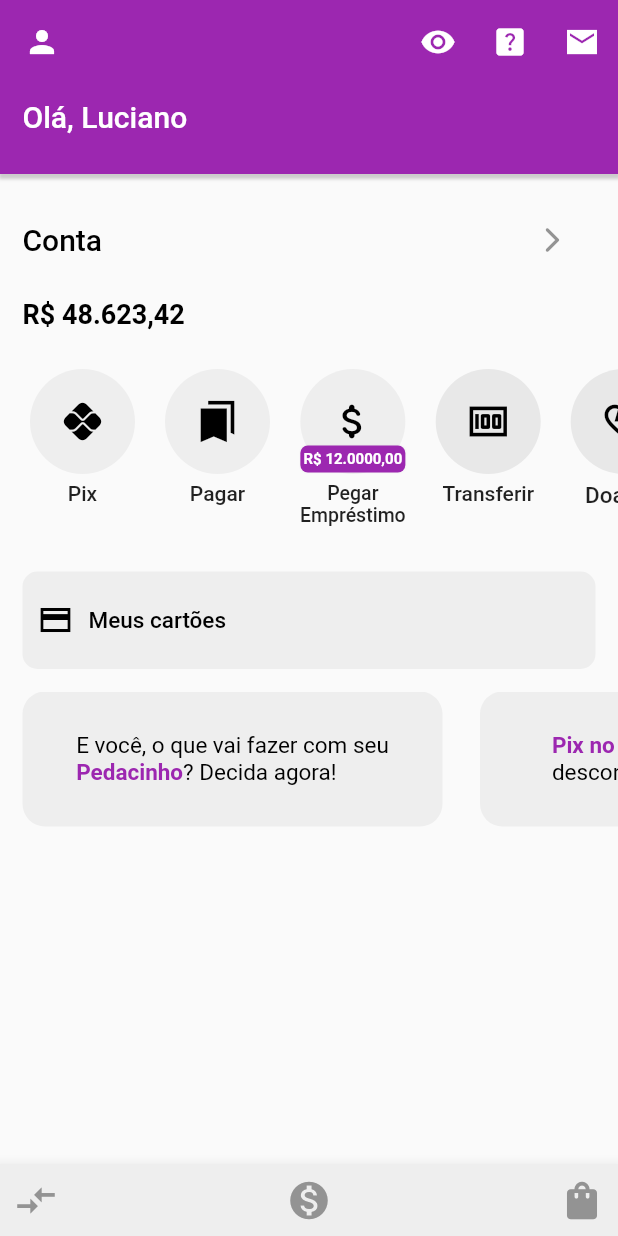
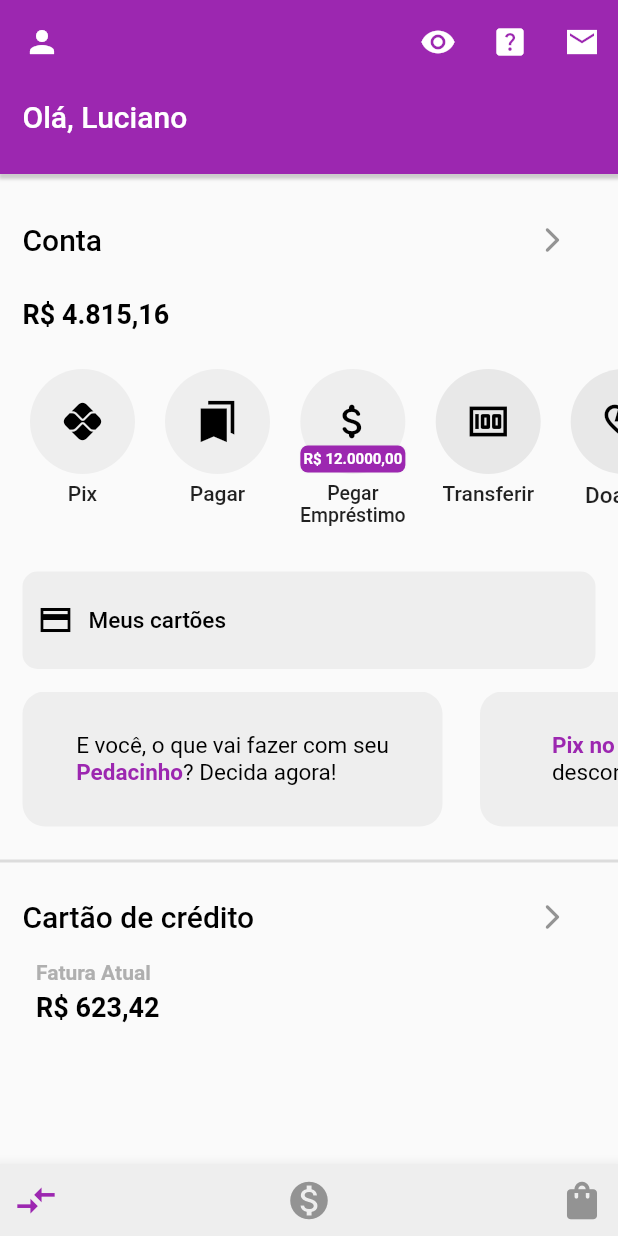
Before and after one commit to LucianoFraga27/nubank.project--flutter, a Flutter app: the screen it shows after launch, on a phone screen of 412 x 824 dp. Run offline on Flutter 3.47's test engine with Material 2 defaults, Android fonts, the phone set to English and light mode, and no system bars.

Commit message:
Cartão de crédito

```diff
--- a/lib/pages/home_page.dart
+++ b/lib/pages/home_page.dart
@@ -1,6 +1,7 @@
 import 'package:flutter/material.dart';
 
 import 'homepage/card_novidades.dart';
+import 'homepage/cartao_credito.dart';
 import 'homepage/icones.dart';
 import 'homepage/meus_cartoes.dart';
 import 'homepage/saldo_conta.dart';
@@ -36,7 +37,12 @@ class _HomePageState extends State<HomePage> {
           const MeusCartoes(),
           const SizedBox(height: 10),
           const CardNovidades(),
-          const SizedBox(height: 10),
+          const SizedBox(height: 15),
+          const Divider(
+            thickness: 2.0,
+          ),
+          const CartaoCredito(),
+          const SizedBox(height: 15),
         ],
       ),
     );
@@ -50,7 +56,7 @@ class _HomePageState extends State<HomePage> {
           children: [
             IconButton(
               icon: const Icon(Icons.compare_arrows_sharp,
-                  color: Color.fromARGB(255, 147, 147, 147), size: 30),
+                  color: Colors.purple, size: 30),
               onPressed: () {},
             ),
             IconButton(
--- /dev/null
+++ b/lib/pages/homepage/cartao_credito.dart
@@ -0,0 +1,68 @@
+import 'package:flutter/material.dart';
+
+class CartaoCredito extends StatefulWidget {
+  const CartaoCredito({super.key});
+
+  @override
+  State<CartaoCredito> createState() => _CartaoCreditoState();
+}
+
+class _CartaoCreditoState extends State<CartaoCredito> {
+  @override
+  Widget build(BuildContext context) {
+    return SizedBox(
+      width: double.infinity,
+      height: 150,
+      // color: Color.fromARGB(255, 255, 255, 255),
+      child: SizedBox(
+        //color: Colors.red,
+        height: 100,
+        child: Column(crossAxisAlignment: CrossAxisAlignment.start, children: [
+          Row(
+            mainAxisAlignment: MainAxisAlignment.spaceBetween,
+            children: [
+              Container(
+                margin: const EdgeInsets.symmetric(horizontal: 15, vertical: 0),
+                child: const Text(
+                  "Cartão de crédito",
+                  style: TextStyle(
+                      color: Color.fromARGB(255, 0, 0, 0),
+                      fontSize: 20,
+                      fontWeight: FontWeight.w500),
+                ),
+              ),
+              Container(
+                margin: const EdgeInsets.symmetric(horizontal: 20, vertical: 5),
+                child: IconButton(
+                  icon: const Icon(Icons.arrow_forward_ios_rounded,
+                      color: Color.fromARGB(255, 147, 147, 147), size: 20),
+                  onPressed: () {},
+                ),
+              )
+            ],
+          ),
+          Container(
+              margin: const EdgeInsets.symmetric(horizontal: 24, vertical: 0),
+              child: const Text(
+                "Fatura Atual",
+                // ignore: unnecessary_const
+                style: const TextStyle(
+                  fontWeight: FontWeight.bold,
+                  color: Color.fromARGB(255, 175, 175, 175),
+                ),
+              )),
+          Container(
+            margin: const EdgeInsets.symmetric(horizontal: 24, vertical: 5),
+            child: const Text(
+              'R\$ 623,42',
+              style: TextStyle(
+                  color: Color.fromARGB(255, 0, 0, 0),
+                  fontSize: 18,
+                  fontWeight: FontWeight.w700),
+            ),
+          ),
+        ]),
+      ),
+    );
+  }
+}
--- a/lib/pages/homepage/saldo_conta.dart
+++ b/lib/pages/homepage/saldo_conta.dart
@@ -10,18 +10,16 @@ class SaldoConta extends StatefulWidget {
 class _SaldoContaState extends State<SaldoConta> {
   @override
   Widget build(BuildContext context) {
-    return Container(
+    return SizedBox(
       //color: Colors.red,
       height: 100,
       child: Column(crossAxisAlignment: CrossAxisAlignment.start, children: [
-        Container(
-          child: Row(
+        Row(
           mainAxisAlignment: MainAxisAlignment.spaceBetween,
           children: [
             Container(
-                margin:
-                    const EdgeInsets.symmetric(horizontal: 15, vertical: 10),
-                child: Text(
+              margin: const EdgeInsets.symmetric(horizontal: 15, vertical: 10),
+              child: const Text(
                 "Conta",
                 style: TextStyle(
                     color: Color.fromARGB(255, 0, 0, 0),
@@ -30,21 +28,19 @@ class _SaldoContaState extends State<SaldoConta> {
               ),
             ),
             Container(
-                margin:
-                    const EdgeInsets.symmetric(horizontal: 20, vertical: 10),
+              margin: const EdgeInsets.symmetric(horizontal: 20, vertical: 10),
               child: IconButton(
-                  icon: Icon(Icons.arrow_forward_ios_rounded,
+                icon: const Icon(Icons.arrow_forward_ios_rounded,
                     color: Color.fromARGB(255, 147, 147, 147), size: 20),
                 onPressed: () {},
               ),
             )
           ],
         ),
-        ),
         Container(
           margin: const EdgeInsets.symmetric(horizontal: 15, vertical: 5),
-          child: Text(
-            'R\$ 48.623,42',
+          child: const Text(
+            'R\$ 4.815,16',
             style: TextStyle(
                 color: Color.fromARGB(255, 0, 0, 0),
                 fontSize: 18,
```
Lines whose indentation alone changed are shown as unchanged.
